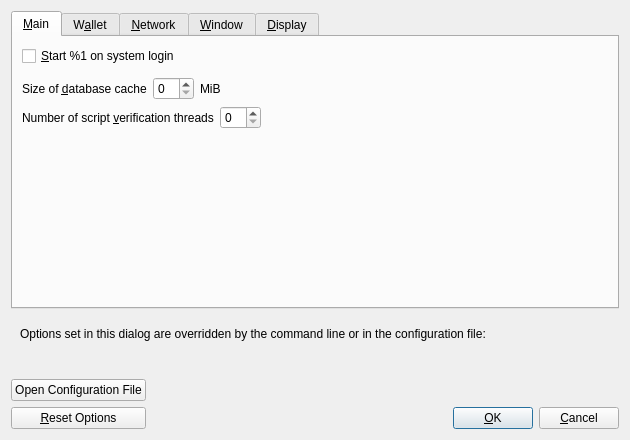
equalishcoin/equalishcoind, file src/qt/forms/optionsdialog.ui: the form before one commit.
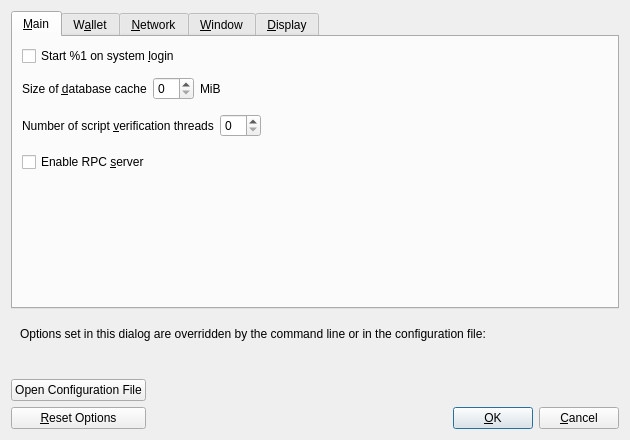
The form after the commit. Custom widgets are drawn as their Qt base class.

Commit message: gui: add RPC setting

What changed in the file:
```diff
--- a/src/qt/forms/optionsdialog.ui
+++ b/src/qt/forms/optionsdialog.ui
@@ -33,7 +33,7 @@
           <string>Automatically start %1 after logging in to the system.</string>
          </property>
          <property name="text">
-          <string>&amp;Start %1 on system login</string>
+          <string>Start %1 on system &amp;login</string>
          </property>
         </widget>
        </item>
@@ -129,13 +129,23 @@
            <property name="sizeHint" stdset="0">
             <size>
              <width>40</width>
-             <height>20</height>
+             <height>40</height>
             </size>
            </property>
           </spacer>
          </item>
         </layout>
        </item>
+       <item>
+        <widget class="QCheckBox" name="enableServer">
+         <property name="toolTip">
+          <string extracomment="Tooltip text for Options window setting that enables the RPC server.">This allows you or a third party tool to communicate with the node through command-line and JSON-RPC commands.</string>
+         </property>
+         <property name="text">
+          <string extracomment="An Options window setting to enable the RPC server.">Enable RPC &amp;server</string>
+         </property>
+        </widget>
+       </item>
        <item>
         <spacer name="verticalSpacer_Main">
          <property name="orientation">
```
The commit also changes 3 other files.
